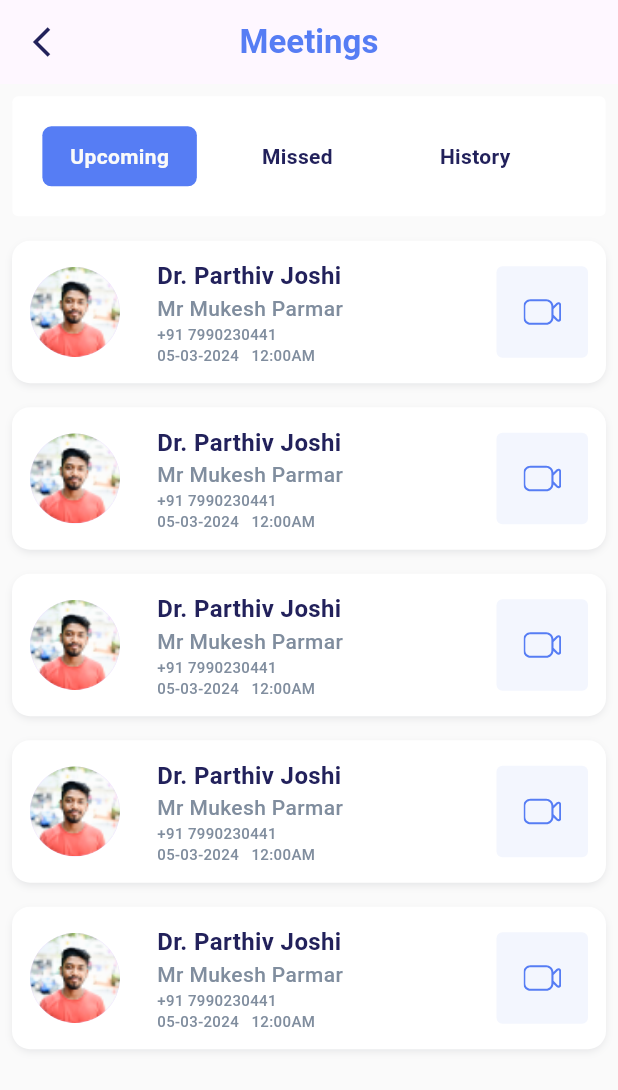
After one commit to mayurcodefencers/health_workers_app, a Flutter app: the MeetingScreen screen opened directly, on a phone screen of 412 x 824 dp. The commit adds this screen. Shown: the top 1090 px of the screen. Run offline on Flutter 3.47's test engine with Material 3 defaults, Android fonts, the phone set to English and light mode, and no system bars; our stand-ins replace dio, flutter_svg, get, intro_slider, shared_preferences, sizer and 1 more; accounts and stored records are empty; Roboto replaces fonts that are missing (Montserrat).

Commit message:
Added meeting screen

```diff
--- a/lib/constants/app_const_assets.dart
+++ b/lib/constants/app_const_assets.dart
@@ -7,6 +7,8 @@ class AppAssets {
   static const String camera = "assets/svg/camera.svg";
   static const String home = "assets/svg/home_health.svg";
   static const String profile = "assets/svg/profile_health.svg";
+  static const String done = "assets/svg/done.svg";
+  static const String reschedule = "assets/svg/reschedule.svg";
 
   //PNG
   static const String bookAppointment = "assets/svg/book_appo.png";
--- /dev/null
+++ b/lib/controllers/meeting/meeting_controller.dart
@@ -0,0 +1,12 @@
+import 'package:flutter/material.dart';
+import 'package:get/get.dart';
+import 'package:health_workers/core/strings.dart';
+
+class MeetingController extends GetxController {
+  RxInt isType = 0.obs;
+  List<String> type = [
+    upcoming,
+    missedAppointment,
+    history
+  ].obs;
+}
--- a/lib/core/strings.dart
+++ b/lib/core/strings.dart
@@ -57,6 +57,9 @@
  const String date = "Date";
  const String time = "Time";
  const String tokenNo = "Token No.";
+ const String upcoming = "Upcoming";
+ const String history = "History";
+ const String missedAppointment = "Missed";
 
 
  final kToday = DateTime.now();
--- /dev/null
+++ b/lib/screens/meeting/meeting_screen.dart
@@ -0,0 +1,386 @@
+import 'package:flutter/material.dart';
+import 'package:flutter_svg/flutter_svg.dart';
+import 'package:get/get.dart';
+import 'package:health_workers/constants/app_const_assets.dart';
+import 'package:health_workers/controllers/meeting/meeting_controller.dart';
+import 'package:health_workers/core/strings.dart';
+import 'package:health_workers/core/theme/app_color.dart';
+import 'package:health_workers/core/theme/app_text_style.dart';
+import 'package:sizer/sizer.dart';
+
+class MeetingScreen extends StatefulWidget {
+  const MeetingScreen({super.key});
+
+  @override
+  State<MeetingScreen> createState() => _MeetingScreenState();
+}
+
+class _MeetingScreenState extends State<MeetingScreen> {
+  final MeetingController controller = Get.put(MeetingController());
+
+  @override
+  Widget build(BuildContext context) {
+    return Scaffold(
+      backgroundColor: AppColor.whiteColor,
+      appBar: AppBar(
+        automaticallyImplyLeading: false,
+        centerTitle: true,
+        title: Text(
+          meetings,
+          style: AppTextStyle.boldText
+              .copyWith(color: AppColor.primaryColor, fontSize: 22),
+        ),
+        leading: GestureDetector(
+          onTap: () {
+            Get.back();
+          },
+          child: const Icon(
+            Icons.arrow_back_ios_outlined,
+            color: AppColor.navyBlueColor,
+          ),
+        ),
+      ),
+      body: Column(
+        children: [
+          Obx(
+            () => Padding(
+              padding: EdgeInsets.symmetric(horizontal: 2.w, vertical: 1.h),
+              child: Container(
+                decoration: BoxDecoration(
+                    color: AppColor.pureWhiteColor,
+                    borderRadius: BorderRadius.circular(4)),
+                child: GridView.builder(
+                  physics: const ScrollPhysics(),
+                  shrinkWrap: true,
+                  padding: const EdgeInsets.all(20),
+                  itemCount: controller.type.length,
+                  itemBuilder: (ctx, index) {
+                    return GestureDetector(
+                      onTap: () {
+                        controller.isType.value = index;
+                        // String? getUserId = pref?.getString("userId");
+                        // controller.isSelectedBooking.value == 0
+                        //     ? controller.getOrderListData(controller.userLoginId!.value)
+                        //     : controller.pastOrderListData(getUserId!);
+                      },
+                      child: Obx(
+                        () => Row(
+                          // mainAxisAlignment: MainAxisAlignment.spaceAround,
+                          children: [
+                            Container(
+                              height: 10.h,
+                              width: 25.w,
+                              decoration: BoxDecoration(
+                                  color: controller.isType.value == index
+                                      ? AppColor.primaryColor
+                                      : AppColor.pureWhiteColor,
+                                  borderRadius: BorderRadius.circular(6)),
+                              child: Center(
+                                child: Text(
+                                  controller.type[index].toString(),
+                                  style: AppTextStyle.semiBoldText.copyWith(
+                                    fontSize: 14,
+                                    color: controller.isType.value == index
+                                        ? AppColor.whiteColor
+                                        : AppColor.navyBlueColor,
+                                  ),
+                                ),
+                              ),
+                            ),
+                          ],
+                        ),
+                      ),
+                    );
+                  },
+                  gridDelegate: const SliverGridDelegateWithFixedCrossAxisCount(
+                    crossAxisCount: 3,
+                    childAspectRatio: 20 / 3,
+                    crossAxisSpacing: 0,
+                    mainAxisSpacing: 10,
+                    mainAxisExtent: 40
+                  ),
+                ),
+              ),
+            ),
+          ),
+          Obx(() => controller.isType.value == 0 ? Expanded(
+            child: ListView.builder(
+                physics: const BouncingScrollPhysics(),
+                itemCount: 5,
+                shrinkWrap: true,
+                padding: const EdgeInsets.all(00),
+                itemBuilder: (BuildContext context, int index) {
+                  return upcomingContainer();
+                }),
+          ) : controller.isType.value == 1 ?
+          Expanded(
+            child: ListView.builder(
+                physics: const BouncingScrollPhysics(),
+                itemCount: 5,
+                shrinkWrap: true,
+                padding: const EdgeInsets.all(00),
+                itemBuilder: (BuildContext context, int index) {
+                  return missedContainer();
+                }),
+          ) :
+          Expanded(
+            child: ListView.builder(
+                physics: const BouncingScrollPhysics(),
+                itemCount: 5,
+                shrinkWrap: true,
+                padding: const EdgeInsets.all(00),
+                itemBuilder: (BuildContext context, int index) {
+                  return historyContainer();
+                }),
+          ),)
+        ],
+      ),
+    );
+  }
+  Widget upcomingContainer() {
+    return GestureDetector(
+      onTap: () {},
+      child: Container(
+        padding: const EdgeInsets.all(12),
+        margin: const EdgeInsets.all(8),
+        decoration: BoxDecoration(
+          color: AppColor.pureWhiteColor,
+          borderRadius: BorderRadius.circular(12),
+          boxShadow: const [
+            BoxShadow(
+              color: Color(0x19101828),
+              blurRadius: 4,
+              offset: Offset(0, 2),
+              spreadRadius: -1,
+            )
+          ],
+        ),
+        child: Row(
+          mainAxisAlignment: MainAxisAlignment.spaceBetween,
+          children: [
+            const CircleAvatar(
+              radius: 30,
+              backgroundImage: AssetImage(AppAssets.profilePic),
+            ),
+            SizedBox(
+              width: 6.w,
+            ),
+            Column(
+              crossAxisAlignment: CrossAxisAlignment.start,
+              children: [
+                Text(
+                  "Dr. Parthiv Joshi",
+                  style: AppTextStyle.semiBoldText
+                      .copyWith(color: AppColor.navyBlueColor, fontSize: 16),
+                ),
+                Text(
+                  "Mr Mukesh Parmar",
+                  style: AppTextStyle.mediumText
+                      .copyWith(color: AppColor.greyColor, fontSize: 14),
+                ),
+                Text(
+                  "+91 7990230441",
+                  style: AppTextStyle.mediumText
+                      .copyWith(color: AppColor.greyColor, fontSize: 10),
+                ),
+                Row(
+                  children: [
+                    Text(
+                      "05-03-2024",
+                      style: AppTextStyle.mediumText
+                          .copyWith(color: AppColor.greyColor, fontSize: 10),
+                    ),
+                    SizedBox(
+                      width: 2.w,
+                    ),
+                    Text(
+                      "12:00AM",
+                      style: AppTextStyle.mediumText
+                          .copyWith(color: AppColor.greyColor, fontSize: 10),
+                    ),
+                  ],
+                ),
+              ],
+            ),
+            const Spacer(),
+            Container(
+              padding: const EdgeInsets.all(18),
+              // margin: const EdgeInsets.all(10),
+              decoration: BoxDecoration(
+                  color: AppColor.lightBlueColor,
+                  borderRadius: BorderRadius.circular(4)),
+              child: SvgPicture.asset(
+                AppAssets.camera,
+                color: AppColor.primaryColor,
+              )
+            )
+          ],
+        ),
+      ),
+    );
+  }
+  Widget missedContainer() {
+    return GestureDetector(
+      onTap: () {},
+      child: Container(
+        padding: const EdgeInsets.all(12),
+        margin: const EdgeInsets.all(8),
+        decoration: BoxDecoration(
+          color: AppColor.pureWhiteColor,
+          borderRadius: BorderRadius.circular(12),
+          boxShadow: const [
+            BoxShadow(
+              color: Color(0x19101828),
+              blurRadius: 4,
+              offset: Offset(0, 2),
+              spreadRadius: -1,
+            )
+          ],
+        ),
+        child: Row(
+          mainAxisAlignment: MainAxisAlignment.spaceBetween,
+          children: [
+            const CircleAvatar(
+              radius: 30,
+              backgroundImage: AssetImage(AppAssets.profilePic),
+            ),
+            SizedBox(
+              width: 6.w,
+            ),
+            Column(
+              crossAxisAlignment: CrossAxisAlignment.start,
+              children: [
+                Text(
+                  "Dr. Parthiv Joshi",
+                  style: AppTextStyle.semiBoldText
+                      .copyWith(color: AppColor.navyBlueColor, fontSize: 16),
+                ),
+                Text(
+                  "Mr Mukesh Parmar",
+                  style: AppTextStyle.mediumText
+                      .copyWith(color: AppColor.greyColor, fontSize: 14),
+                ),
+                Text(
+                  "+91 7990230441",
+                  style: AppTextStyle.mediumText
+                      .copyWith(color: AppColor.greyColor, fontSize: 10),
+                ),
+                Row(
+                  children: [
+                    Text(
+                      "05-03-2024",
+                      style: AppTextStyle.mediumText
+                          .copyWith(color: AppColor.greyColor, fontSize: 10),
+                    ),
+                    SizedBox(
+                      width: 2.w,
+                    ),
+                    Text(
+                      "12:00AM",
+                      style: AppTextStyle.mediumText
+                          .copyWith(color: AppColor.greyColor, fontSize: 10),
+                    ),
+                  ],
+                ),
+              ],
+            ),
+            const Spacer(),
+            Container(
+                padding: const EdgeInsets.all(18),
+                // margin: const EdgeInsets.all(10),
+                decoration: BoxDecoration(
+                    color: AppColor.lightBlueColor,
+                    borderRadius: BorderRadius.circular(4)),
+                child: SvgPicture.asset(
+                  AppAssets.reschedule,
+                  color: AppColor.primaryColor,
+                )
+            )
+          ],
+        ),
+      ),
+    );
+  }
+  Widget historyContainer() {
+    return GestureDetector(
+      onTap: () {},
+      child: Container(
+        padding: const EdgeInsets.all(12),
+        margin: const EdgeInsets.all(8),
+        decoration: BoxDecoration(
+          color: AppColor.pureWhiteColor,
+          borderRadius: BorderRadius.circular(12),
+          boxShadow: const [
+            BoxShadow(
+              color: Color(0x19101828),
+              blurRadius: 4,
+              offset: Offset(0, 2),
+              spreadRadius: -1,
+            )
+          ],
+        ),
+        child: Row(
+          mainAxisAlignment: MainAxisAlignment.spaceBetween,
+          children: [
+            const CircleAvatar(
+              radius: 30,
+              backgroundImage: AssetImage(AppAssets.profilePic),
+            ),
+            SizedBox(
+              width: 6.w,
+            ),
+            Column(
+              crossAxisAlignment: CrossAxisAlignment.start,
+              children: [
+                Text(
+                  "Dr. Parthiv Joshi",
+                  style: AppTextStyle.semiBoldText
+                      .copyWith(color: AppColor.navyBlueColor, fontSize: 16),
+                ),
+                Text(
+                  "Mr Mukesh Parmar",
+                  style: AppTextStyle.mediumText
+                      .copyWith(color: AppColor.greyColor, fontSize: 14),
+                ),
+                Text(
+                  "+91 7990230441",
+                  style: AppTextStyle.mediumText
+                      .copyWith(color: AppColor.greyColor, fontSize: 10),
+                ),
+                Row(
+                  children: [
+                    Text(
+                      "05-03-2024",
+                      style: AppTextStyle.mediumText
+                          .copyWith(color: AppColor.greyColor, fontSize: 10),
+                    ),
+                    SizedBox(
+                      width: 2.w,
+                    ),
+                    Text(
+                      "12:00AM",
+                      style: AppTextStyle.mediumText
+                          .copyWith(color: AppColor.greyColor, fontSize: 10),
+                    ),
+                  ],
+                ),
+              ],
+            ),
+            const Spacer(),
+            Container(
+                padding: const EdgeInsets.all(18),
+                // margin: const EdgeInsets.all(10),
+                decoration: BoxDecoration(
+                    color: AppColor.lightBlueColor,
+                    borderRadius: BorderRadius.circular(4)),
+                child: SvgPicture.asset(
+                  AppAssets.done,
+                  color: AppColor.primaryColor,
+                )
+            )
+          ],
+        ),
+      ),
+    );
+  }
+}
--- a/lib/widgets/bottom_nav_widget.dart
+++ b/lib/widgets/bottom_nav_widget.dart
@@ -6,6 +6,7 @@ import 'package:health_workers/core/theme/app_color.dart';
 import 'package:health_workers/core/theme/app_text_style.dart';
 import 'package:health_workers/screens/booking/booking_screen.dart';
 import 'package:health_workers/screens/home/home_screen.dart';
+import 'package:health_workers/screens/meeting/meeting_screen.dart';
 
 class HomePage extends StatefulWidget {
   const HomePage({Key? key}) : super(key: key);
@@ -20,7 +21,7 @@ class _HomePageState extends State<HomePage> {
   final pages = [
     const HomeScreen(),
     const BookingScreen(),
-    const HomeScreen(),
+    const MeetingScreen(),
     const BookingScreen(),
   ];
 
@@ -90,7 +91,7 @@ class _HomePageState extends State<HomePage> {
                         AppAssets.camera,
                         color: AppColor.greyColor,
                       ),
-                label: profile,
+                label: meetings,
               ),
               BottomNavigationBarItem(
                 icon: pageIndex == 3
```
Also changed, not shown: assets/svg/done.svg (added), assets/svg/reschedule.svg (added).
